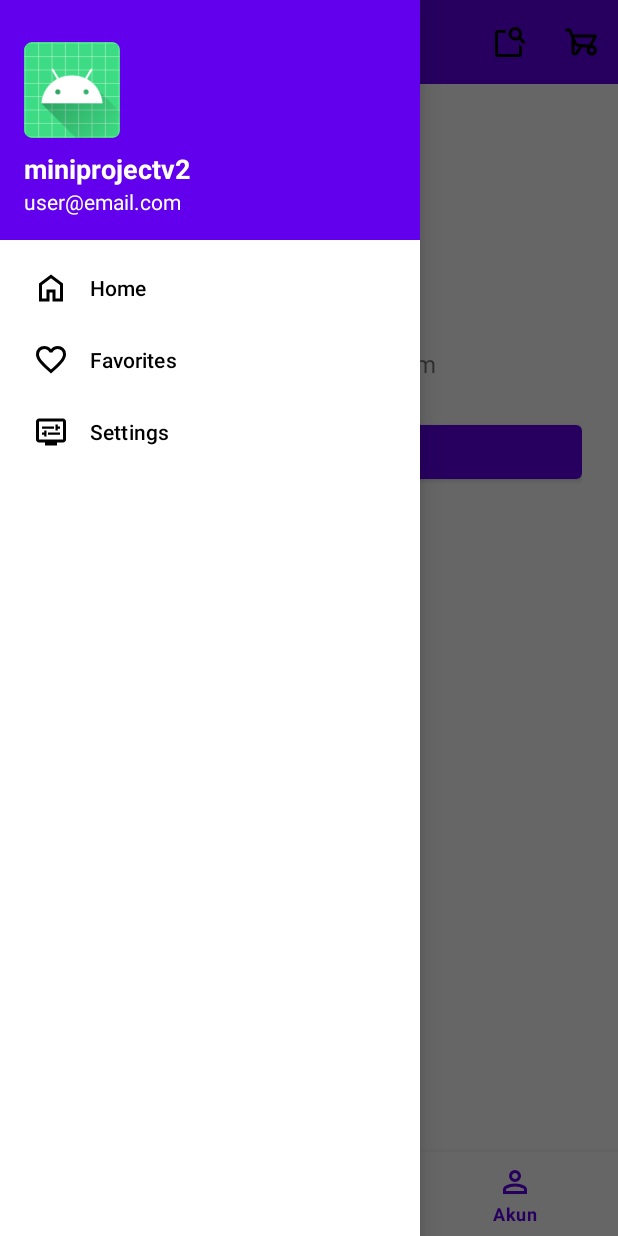
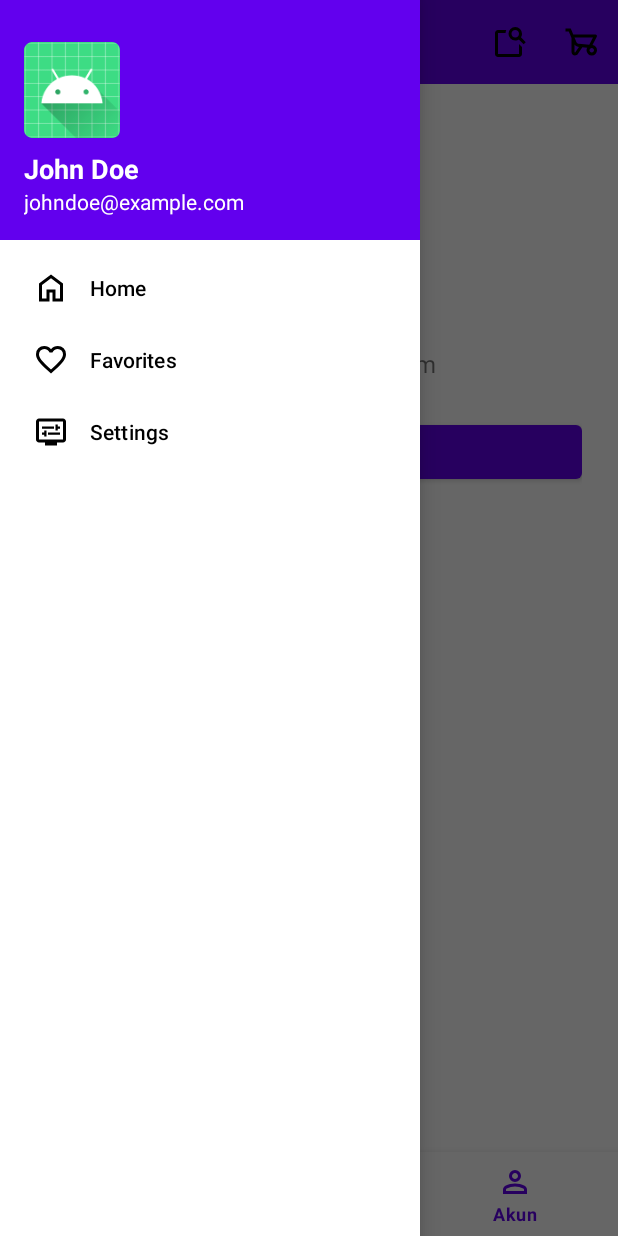
Before and after one commit to ryanradithya/miniprojectv2, an Android app: the AccountFragment screen opened through its navigation route, with the side drawer open, on a phone screen of 412 x 824 dp. Run offline under Robolectric (Android 15) with nearby library versions, the phone set to English and light mode, and no system bars; our stand-ins replace navigation-ui.

```diff
--- a/app/src/main/java/com/example/miniprojectv2/AccountFragment.kt
+++ b/app/src/main/java/com/example/miniprojectv2/AccountFragment.kt
@@ -23,6 +23,12 @@ class AccountFragment : Fragment() {
         val tvEmail: TextView = v.findViewById(R.id.tv_email)
 //        val btnLogout: Button = v.findViewById(R.id.btn_logout)
         val btnEdit: Button = v.findViewById(R.id.btn_edit)
+        val navView = requireActivity().findViewById<com.google.android.material.navigation.NavigationView>(R.id.nav_view)
+        val headerView = navView.getHeaderView(0) // 0 = index header
+        val headerTitle = headerView.findViewById<TextView>(R.id.header_title)
+        val headerSubtitle = headerView.findViewById<TextView>(R.id.header_subtitle)
+
+
 
         // Data dummy akun
         tvUsername.text = "John Doe"
@@ -55,6 +61,9 @@ class AccountFragment : Fragment() {
                     if (newName.isNotBlank() && newEmail.isNotBlank()) {
                         tvUsername.text = newName
                         tvEmail.text = newEmail
+                        val headerTitle = requireActivity().findViewById<TextView>(R.id.header_title)
+                        headerTitle.text = newName
+                        headerSubtitle.text = newEmail
                         Toast.makeText(requireContext(), "Akun berhasil diperbarui", Toast.LENGTH_SHORT).show()
                     } else {
                         Toast.makeText(requireContext(), "Nama & Email tidak boleh kosong", Toast.LENGTH_SHORT).show()
--- a/app/src/main/res/layout/activity_main.xml
+++ b/app/src/main/res/layout/activity_main.xml
@@ -4,6 +4,7 @@
     android:id="@+id/drawer_layout"
     android:layout_width="match_parent"
     android:layout_height="match_parent">
+
 
     <!-- Konten utama -->
     <androidx.coordinatorlayout.widget.CoordinatorLayout
--- a/app/src/main/res/layout/nav_header.xml
+++ b/app/src/main/res/layout/nav_header.xml
@@ -19,7 +19,7 @@
         android:layout_width="wrap_content"
         android:layout_height="wrap_content"
         android:paddingTop="8dp"
-        android:text="@string/app_name"
+        android:text="John Doe"
         android:textColor="@android:color/white"
         android:textSize="18sp"
         android:textStyle="bold" />
@@ -28,7 +28,7 @@
         android:id="@+id/header_subtitle"
         android:layout_width="wrap_content"
         android:layout_height="wrap_content"
-        android:text="user@email.com"
+        android:text="johndoe@example.com"
         android:textColor="@android:color/white"
         android:textSize="14sp" />
 
```
